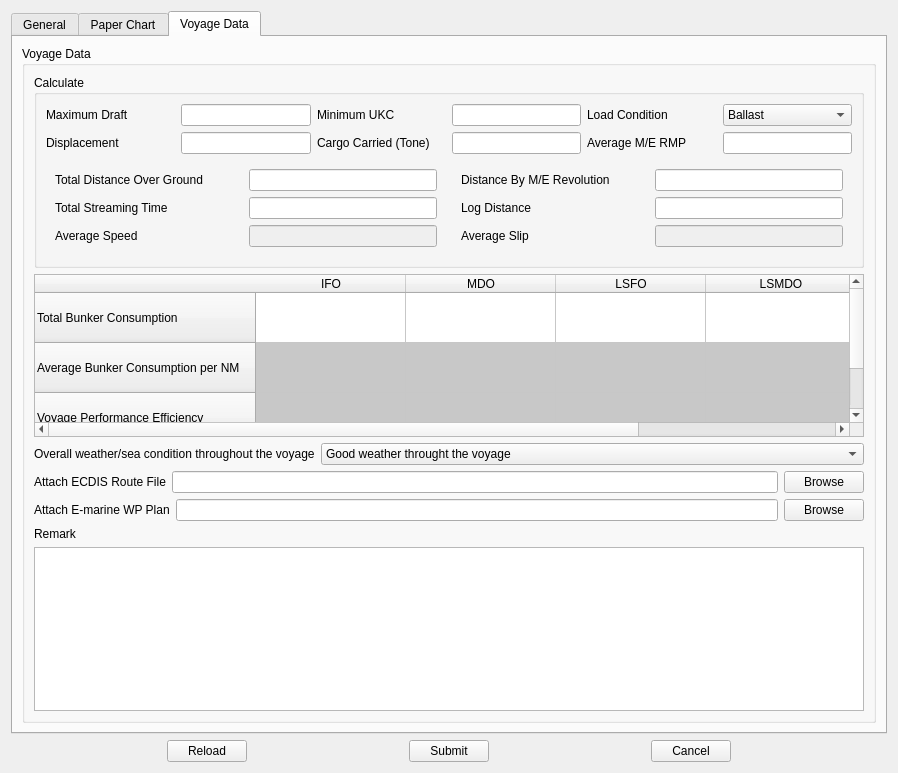
This is QtUi/revertRoute.ui in heavenlxj/emgui as Qt 5 draws it before an edit. The edited form follows.
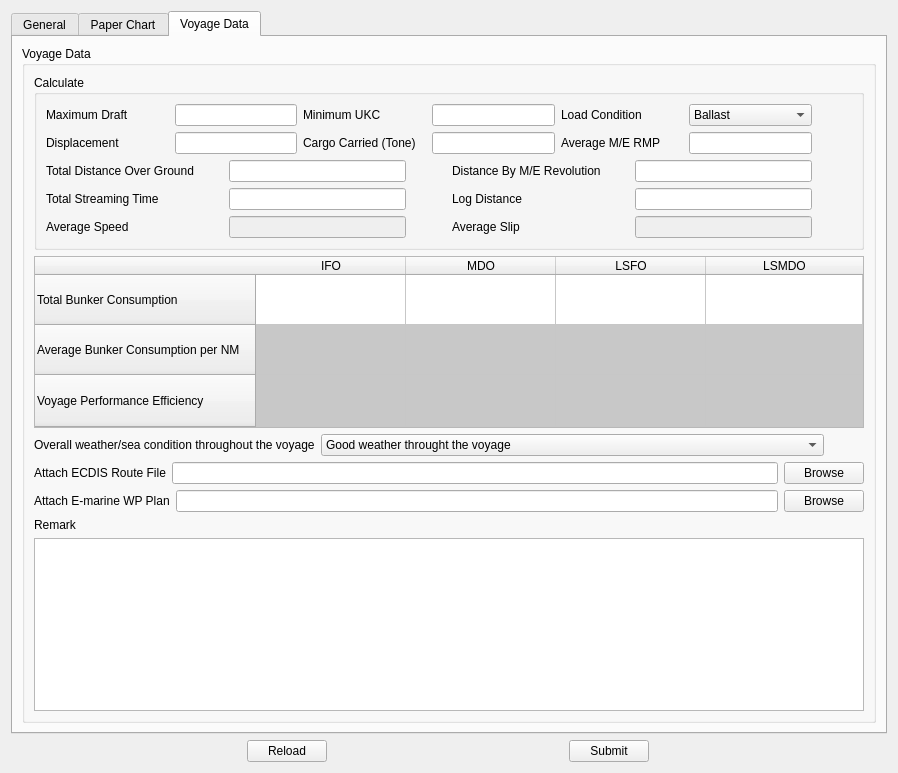
This is the edited form. The open tabs and pages were chosen to show the change.

```diff
--- a/QtUi/revertRoute.ui
+++ b/QtUi/revertRoute.ui
@@ -422,6 +422,7 @@
            </widget>
           </item>
           <item>
+           <widget class="QWidget" name="widget" native="true">
            <layout class="QHBoxLayout" name="horizontalLayout_8">
             <item>
              <widget class="QLabel" name="label_19">
@@ -463,8 +464,10 @@
              </widget>
             </item>
            </layout>
+           </widget>
           </item>
           <item>
+           <widget class="QWidget" name="widget_2" native="true">
            <layout class="QHBoxLayout" name="horizontalLayout_9">
             <item>
              <widget class="QLabel" name="label_20">
@@ -506,6 +509,7 @@
              </widget>
             </item>
            </layout>
+           </widget>
           </item>
           <item>
            <widget class="QGroupBox" name="groupBox_4">
@@ -1326,14 +1330,14 @@
          <property name="title">
           <string>Voyage Data</string>
          </property>
-         <layout class="QVBoxLayout" name="verticalLayout_9">
+         <layout class="QVBoxLayout" name="verticalLayout_7">
           <item>
            <widget class="QGroupBox" name="groupBox_6">
             <property name="title">
              <string>Calculate</string>
             </property>
-            <layout class="QGridLayout" name="gridLayout_4">
-             <item row="0" column="0" colspan="2">
+            <layout class="QVBoxLayout" name="verticalLayout_8">
+             <item>
               <layout class="QHBoxLayout" name="horizontalLayout_3">
                <item>
                 <widget class="QLabel" name="label_28">
@@ -1347,32 +1351,6 @@
                   <string>Maximum Draft</string>
                  </property>
                  <property name="buddy">
-                  <cstring>minimum_ukc_edit</cstring>
-                 </property>
-                </widget>
-               </item>
-               <item>
-                <widget class="QLineEdit" name="minimum_ukc_edit">
-                 <property name="sizePolicy">
-                  <sizepolicy hsizetype="Preferred" vsizetype="Fixed">
-                   <horstretch>0</horstretch>
-                   <verstretch>0</verstretch>
-                  </sizepolicy>
-                 </property>
-                </widget>
-               </item>
-               <item>
-                <widget class="QLabel" name="label_29">
-                 <property name="sizePolicy">
-                  <sizepolicy hsizetype="Preferred" vsizetype="Fixed">
-                   <horstretch>0</horstretch>
-                   <verstretch>0</verstretch>
-                  </sizepolicy>
-                 </property>
-                 <property name="text">
-                  <string>Minimum UKC</string>
-                 </property>
-                 <property name="buddy">
                   <cstring>maximum_draft_edit</cstring>
                  </property>
                 </widget>
@@ -1387,6 +1365,32 @@
                  </property>
                 </widget>
                </item>
+               <item>
+                <widget class="QLabel" name="label_29">
+                 <property name="sizePolicy">
+                  <sizepolicy hsizetype="Preferred" vsizetype="Fixed">
+                   <horstretch>0</horstretch>
+                   <verstretch>0</verstretch>
+                  </sizepolicy>
+                 </property>
+                 <property name="text">
+                  <string>Minimum UKC</string>
+                 </property>
+                 <property name="buddy">
+                  <cstring>minimum_ukc_edit</cstring>
+                 </property>
+                </widget>
+               </item>
+               <item>
+                <widget class="QLineEdit" name="minimum_ukc_edit">
+                 <property name="sizePolicy">
+                  <sizepolicy hsizetype="Preferred" vsizetype="Fixed">
+                   <horstretch>0</horstretch>
+                   <verstretch>0</verstretch>
+                  </sizepolicy>
+                 </property>
+                </widget>
+               </item>
                <item>
                 <widget class="QLabel" name="label_30">
                  <property name="sizePolicy">
@@ -1423,10 +1427,26 @@
                  </item>
                 </widget>
                </item>
+               <item>
+                <spacer name="horizontalSpacer_8">
+                 <property name="orientation">
+                  <enum>Qt::Horizontal</enum>
+                 </property>
+                 <property name="sizeType">
+                  <enum>QSizePolicy::Preferred</enum>
+                 </property>
+                 <property name="sizeHint" stdset="0">
+                  <size>
+                   <width>40</width>
+                   <height>20</height>
+                  </size>
+                 </property>
+                </spacer>
+               </item>
               </layout>
              </item>
-             <item row="1" column="0" colspan="2">
-              <layout class="QHBoxLayout" name="horizontalLayout_17">
+             <item>
+              <layout class="QHBoxLayout" name="horizontalLayout_4">
                <item>
                 <widget class="QLabel" name="label_31">
                  <property name="sizePolicy">
@@ -1436,7 +1456,7 @@
                   </sizepolicy>
                  </property>
                  <property name="text">
-                  <string>Displacement</string>
+                  <string>Displacement </string>
                  </property>
                  <property name="buddy">
                   <cstring>displacement_edit</cstring>
@@ -1462,7 +1482,7 @@
                   </sizepolicy>
                  </property>
                  <property name="text">
-                  <string>Cargo Carried (Tone)</string>
+                  <string>Cargo Carried (Tone)  </string>
                  </property>
                  <property name="buddy">
                   <cstring>cargo_carried</cstring>
@@ -1505,13 +1525,26 @@
                  </property>
                 </widget>
                </item>
+               <item>
+                <spacer name="horizontalSpacer_9">
+                 <property name="orientation">
+                  <enum>Qt::Horizontal</enum>
+                 </property>
+                 <property name="sizeType">
+                  <enum>QSizePolicy::Preferred</enum>
+                 </property>
+                 <property name="sizeHint" stdset="0">
+                  <size>
+                   <width>40</width>
+                   <height>20</height>
+                  </size>
+                 </property>
+                </spacer>
+               </item>
               </layout>
              </item>
-             <item row="2" column="0">
-              <widget class="QWidget" name="widget" native="true">
-               <layout class="QVBoxLayout" name="verticalLayout_7">
                 <item>
-                 <layout class="QHBoxLayout" name="horizontalLayout_4">
+              <layout class="QHBoxLayout" name="horizontalLayout_12">
                   <item>
                    <widget class="QLabel" name="label_24">
                     <property name="sizePolicy">
@@ -1538,10 +1571,68 @@
                     </property>
                    </widget>
                   </item>
+               <item>
+                <spacer name="horizontalSpacer_10">
+                 <property name="orientation">
+                  <enum>Qt::Horizontal</enum>
+                 </property>
+                 <property name="sizeType">
+                  <enum>QSizePolicy::Preferred</enum>
+                 </property>
+                 <property name="sizeHint" stdset="0">
+                  <size>
+                   <width>40</width>
+                   <height>20</height>
+                  </size>
+                 </property>
+                </spacer>
+               </item>
+               <item>
+                <widget class="QLabel" name="label_33">
+                 <property name="sizePolicy">
+                  <sizepolicy hsizetype="Preferred" vsizetype="Fixed">
+                   <horstretch>0</horstretch>
+                   <verstretch>0</verstretch>
+                  </sizepolicy>
+                 </property>
+                 <property name="text">
+                  <string>Distance By M/E Revolution</string>
+                 </property>
+                 <property name="buddy">
+                  <cstring>distance_me_revolution_edit</cstring>
+                 </property>
+                </widget>
+               </item>
+               <item>
+                <widget class="QLineEdit" name="distance_me_revolution_edit">
+                 <property name="sizePolicy">
+                  <sizepolicy hsizetype="Preferred" vsizetype="Fixed">
+                   <horstretch>0</horstretch>
+                   <verstretch>0</verstretch>
+                  </sizepolicy>
+                 </property>
+                </widget>
+               </item>
+               <item>
+                <spacer name="horizontalSpacer_5">
+                 <property name="orientation">
+                  <enum>Qt::Horizontal</enum>
+                 </property>
+                 <property name="sizeType">
+                  <enum>QSizePolicy::Preferred</enum>
+                 </property>
+                 <property name="sizeHint" stdset="0">
+                  <size>
+                   <width>40</width>
+                   <height>20</height>
+                  </size>
+                 </property>
+                </spacer>
+               </item>
                  </layout>
                 </item>
                 <item>
-                 <layout class="QHBoxLayout" name="horizontalLayout_12">
+              <layout class="QHBoxLayout" name="horizontalLayout_13">
                   <item>
                    <widget class="QLabel" name="label_25">
                     <property name="sizePolicy">
@@ -1580,6 +1671,64 @@
                     </property>
                    </widget>
                   </item>
+               <item>
+                <spacer name="horizontalSpacer_11">
+                 <property name="orientation">
+                  <enum>Qt::Horizontal</enum>
+                 </property>
+                 <property name="sizeType">
+                  <enum>QSizePolicy::Preferred</enum>
+                 </property>
+                 <property name="sizeHint" stdset="0">
+                  <size>
+                   <width>40</width>
+                   <height>20</height>
+                  </size>
+                 </property>
+                </spacer>
+               </item>
+               <item>
+                <widget class="QLabel" name="label_26">
+                 <property name="sizePolicy">
+                  <sizepolicy hsizetype="Preferred" vsizetype="Fixed">
+                   <horstretch>0</horstretch>
+                   <verstretch>0</verstretch>
+                  </sizepolicy>
+                 </property>
+                 <property name="text">
+                  <string>Log Distance</string>
+                 </property>
+                 <property name="buddy">
+                  <cstring>log_distance_edit</cstring>
+                 </property>
+                </widget>
+               </item>
+               <item>
+                <widget class="QLineEdit" name="log_distance_edit">
+                 <property name="sizePolicy">
+                  <sizepolicy hsizetype="Preferred" vsizetype="Fixed">
+                   <horstretch>0</horstretch>
+                   <verstretch>0</verstretch>
+                  </sizepolicy>
+                 </property>
+                </widget>
+               </item>
+               <item>
+                <spacer name="horizontalSpacer_6">
+                 <property name="orientation">
+                  <enum>Qt::Horizontal</enum>
+                 </property>
+                 <property name="sizeType">
+                  <enum>QSizePolicy::Preferred</enum>
+                 </property>
+                 <property name="sizeHint" stdset="0">
+                  <size>
+                   <width>40</width>
+                   <height>20</height>
+                  </size>
+                 </property>
+                </spacer>
+               </item>
                  </layout>
                 </item>
                 <item>
@@ -1613,76 +1762,22 @@
                     </property>
                    </widget>
                   </item>
-                 </layout>
-                </item>
-               </layout>
-              </widget>
-             </item>
-             <item row="2" column="1">
-              <widget class="QWidget" name="widget_2" native="true">
-               <layout class="QVBoxLayout" name="verticalLayout_8">
                 <item>
-                 <layout class="QHBoxLayout" name="horizontalLayout_15">
-                  <item>
-                   <widget class="QLabel" name="label_33">
-                    <property name="sizePolicy">
-                     <sizepolicy hsizetype="Preferred" vsizetype="Fixed">
-                      <horstretch>0</horstretch>
-                      <verstretch>0</verstretch>
-                     </sizepolicy>
-                    </property>
-                    <property name="text">
-                     <string>Distance By M/E Revolution</string>
-                    </property>
-                    <property name="buddy">
-                     <cstring>distance_me_revolution_edit</cstring>
-                    </property>
-                   </widget>
-                  </item>
-                  <item>
-                   <widget class="QLineEdit" name="distance_me_revolution_edit">
-                    <property name="sizePolicy">
-                     <sizepolicy hsizetype="Preferred" vsizetype="Fixed">
-                      <horstretch>0</horstretch>
-                      <verstretch>0</verstretch>
-                     </sizepolicy>
-                    </property>
-                   </widget>
-                  </item>
-                 </layout>
-                </item>
-                <item>
-                 <layout class="QHBoxLayout" name="horizontalLayout_16">
-                  <item>
-                   <widget class="QLabel" name="label_26">
-                    <property name="sizePolicy">
-                     <sizepolicy hsizetype="Preferred" vsizetype="Fixed">
-                      <horstretch>0</horstretch>
-                      <verstretch>0</verstretch>
-                     </sizepolicy>
-                    </property>
-                    <property name="text">
-                     <string>Log Distance</string>
-                    </property>
-                    <property name="buddy">
-                     <cstring>log_distance_edit</cstring>
-                    </property>
-                   </widget>
-                  </item>
-                  <item>
-                   <widget class="QLineEdit" name="log_distance_edit">
-                    <property name="sizePolicy">
-                     <sizepolicy hsizetype="Preferred" vsizetype="Fixed">
-                      <horstretch>0</horstretch>
-                      <verstretch>0</verstretch>
-                     </sizepolicy>
-                    </property>
-                   </widget>
-                  </item>
-                 </layout>
-                </item>
-                <item>
-                 <layout class="QHBoxLayout" name="horizontalLayout_13">
+                <spacer name="horizontalSpacer_12">
+                 <property name="orientation">
+                  <enum>Qt::Horizontal</enum>
+                 </property>
+                 <property name="sizeType">
+                  <enum>QSizePolicy::Preferred</enum>
+                 </property>
+                 <property name="sizeHint" stdset="0">
+                  <size>
+                   <width>40</width>
+                   <height>20</height>
+                  </size>
+                 </property>
+                </spacer>
+               </item>
                   <item>
                    <widget class="QLabel" name="label_32">
                     <property name="sizePolicy">
@@ -1712,10 +1807,23 @@
                     </property>
                    </widget>
                   </item>
-                 </layout>
-                </item>
-               </layout>
-              </widget>
+               <item>
+                <spacer name="horizontalSpacer_7">
+                 <property name="orientation">
+                  <enum>Qt::Horizontal</enum>
+                 </property>
+                 <property name="sizeType">
+                  <enum>QSizePolicy::Preferred</enum>
+                 </property>
+                 <property name="sizeHint" stdset="0">
+                  <size>
+                   <width>40</width>
+                   <height>20</height>
+                  </size>
+                 </property>
+                </spacer>
+               </item>
+              </layout>
              </item>
             </layout>
            </widget>
@@ -1981,7 +2089,7 @@
             <item>
              <widget class="QComboBox" name="overall_condition_combo">
               <property name="sizePolicy">
-               <sizepolicy hsizetype="Ignored" vsizetype="Fixed">
+               <sizepolicy hsizetype="Preferred" vsizetype="Fixed">
                 <horstretch>0</horstretch>
                 <verstretch>0</verstretch>
                </sizepolicy>
@@ -2008,6 +2116,22 @@
               </item>
              </widget>
             </item>
+            <item>
+             <spacer name="horizontalSpacer_13">
+              <property name="orientation">
+               <enum>Qt::Horizontal</enum>
+              </property>
+              <property name="sizeType">
+               <enum>QSizePolicy::Preferred</enum>
+              </property>
+              <property name="sizeHint" stdset="0">
+               <size>
+                <width>40</width>
+                <height>20</height>
+               </size>
+              </property>
+             </spacer>
+            </item>
            </layout>
           </item>
           <item>
@@ -2111,19 +2235,6 @@
        </property>
       </widget>
      </item>
-     <item>
-      <widget class="QPushButton" name="cancel_btn">
-       <property name="sizePolicy">
-        <sizepolicy hsizetype="Fixed" vsizetype="Fixed">
-         <horstretch>0</horstretch>
-         <verstretch>0</verstretch>
-        </sizepolicy>
-       </property>
-       <property name="text">
-        <string>Cancel</string>
-       </property>
-      </widget>
-     </item>
     </layout>
    </item>
   </layout>
```
Left out of the diff: 376 changed lines with no effect on the pictures. Lines whose indentation alone changed are shown as unchanged.
